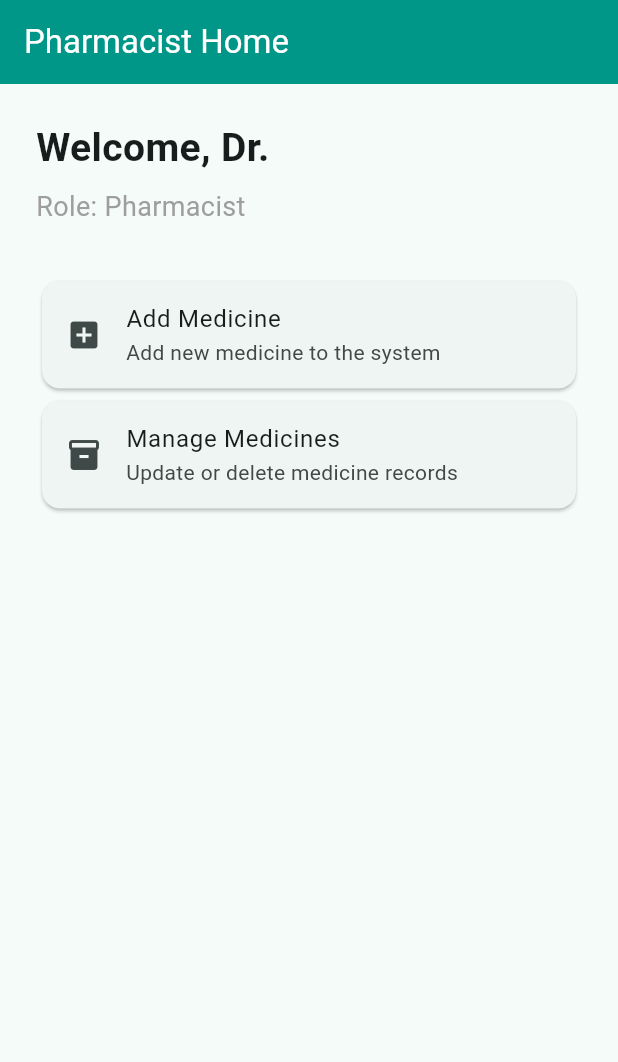
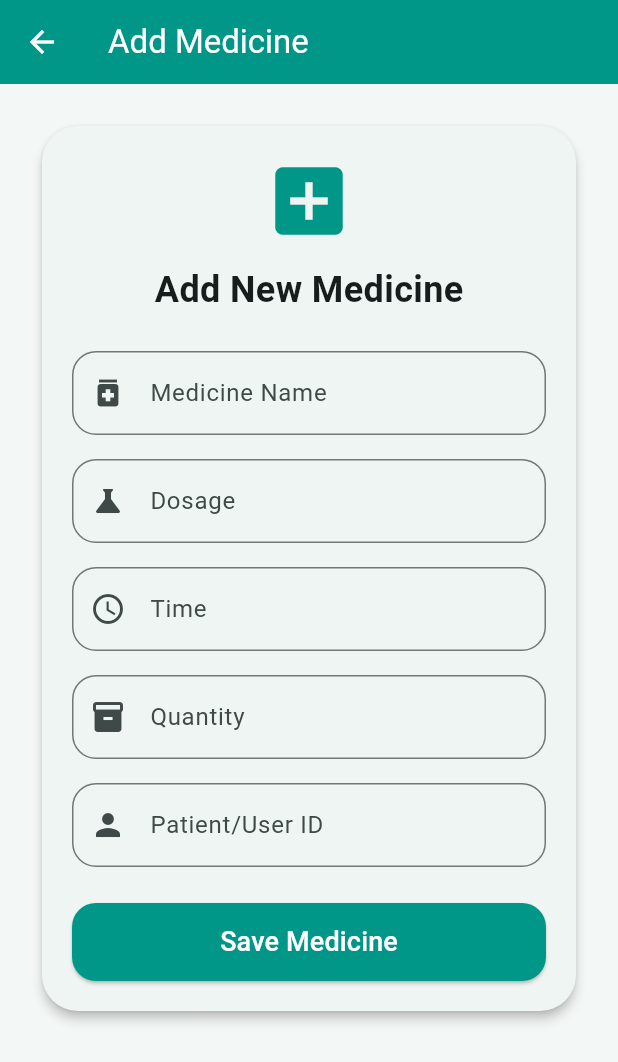
Before and after one commit to AboudEy96/bumduz-pharmacy, a Flutter app: the PharmacistHomeScreen screen opened directly with empty values, after a tap on "Add Medicine", on a phone screen of 412 x 824 dp. Shown: the top 1062 px of the screen. Run offline on Flutter 3.47's test engine with Material 3 defaults, Android fonts, the phone set to English and light mode, and no system bars; our stand-ins replace cloud_firestore; accounts and stored records are empty.

Commit message:
Add patient and pharmacist medicine UI pages

```diff
--- /dev/null
+++ b/lib/screens/patient/my_medicines_screen.dart
@@ -0,0 +1,74 @@
+import 'package:flutter/material.dart';
+
+class MyMedicinesScreen extends StatelessWidget {
+  const MyMedicinesScreen({super.key});
+
+  final List<Map<String, String>> medicines = const [
+    {
+      'name': 'Paracetamol',
+      'dosage': '500 mg',
+      'time': '08:00 AM',
+      'quantity': '12 tablets',
+    },
+    {
+      'name': 'Vitamin D',
+      'dosage': '1000 IU',
+      'time': '01:00 PM',
+      'quantity': '20 capsules',
+    },
+    {
+      'name': 'Amoxicillin',
+      'dosage': '250 mg',
+      'time': '09:00 PM',
+      'quantity': '8 capsules',
+    },
+  ];
+
+  @override
+  Widget build(BuildContext context) {
+    return Scaffold(
+      appBar: AppBar(
+        title: const Text('My Medicines'),
+        backgroundColor: Colors.teal,
+        foregroundColor: Colors.white,
+      ),
+      body: ListView.builder(
+        padding: const EdgeInsets.all(16),
+        itemCount: medicines.length,
+        itemBuilder: (context, index) {
+          final medicine = medicines[index];
+
+          return Card(
+            margin: const EdgeInsets.only(bottom: 12),
+            child: ListTile(
+              leading: const CircleAvatar(
+                backgroundColor: Color(0xFFE0F2F1),
+                child: Icon(
+                  Icons.medication,
+                  color: Colors.teal,
+                ),
+              ),
+              title: Text(
+                medicine['name']!,
+                style: const TextStyle(
+                  fontWeight: FontWeight.bold,
+                ),
+              ),
+              subtitle: Text(
+                'Dosage: ${medicine['dosage']}\nTime: ${medicine['time']}',
+              ),
+              trailing: Text(
+                medicine['quantity']!,
+                style: const TextStyle(
+                  color: Colors.grey,
+                  fontSize: 12,
+                ),
+              ),
+              isThreeLine: true,
+            ),
+          );
+        },
+      ),
+    );
+  }
+}
--- /dev/null
+++ b/lib/screens/pharmacist/add_medicine_screen.dart
@@ -0,0 +1,169 @@
+import 'package:flutter/material.dart';
+
+class AddMedicineScreen extends StatefulWidget {
+  const AddMedicineScreen({super.key});
+
+  @override
+  State<AddMedicineScreen> createState() => _AddMedicineScreenState();
+}
+
+class _AddMedicineScreenState extends State<AddMedicineScreen> {
+  final TextEditingController nameController = TextEditingController();
+  final TextEditingController dosageController = TextEditingController();
+  final TextEditingController timeController = TextEditingController();
+  final TextEditingController quantityController = TextEditingController();
+  final TextEditingController userIdController = TextEditingController();
+
+  void saveMedicine() {
+    final String name = nameController.text.trim();
+    final String dosage = dosageController.text.trim();
+    final String time = timeController.text.trim();
+    final String quantity = quantityController.text.trim();
+    final String userId = userIdController.text.trim();
+
+    if (name.isEmpty ||
+        dosage.isEmpty ||
+        time.isEmpty ||
+        quantity.isEmpty ||
+        userId.isEmpty) {
+      ScaffoldMessenger.of(context).showSnackBar(
+        const SnackBar(
+          content: Text('Please fill all fields'),
+        ),
+      );
+      return;
+    }
+
+    ScaffoldMessenger.of(context).showSnackBar(
+      const SnackBar(
+        content: Text('Medicine added successfully (Mock Data)'),
+      ),
+    );
+
+    nameController.clear();
+    dosageController.clear();
+    timeController.clear();
+    quantityController.clear();
+    userIdController.clear();
+  }
+
+  @override
+  void dispose() {
+    nameController.dispose();
+    dosageController.dispose();
+    timeController.dispose();
+    quantityController.dispose();
+    userIdController.dispose();
+    super.dispose();
+  }
+
+  Widget buildTextField({
+    required TextEditingController controller,
+    required String label,
+    required IconData icon,
+    TextInputType keyboardType = TextInputType.text,
+  }) {
+    return Padding(
+      padding: const EdgeInsets.only(bottom: 16),
+      child: TextField(
+        controller: controller,
+        keyboardType: keyboardType,
+        decoration: InputDecoration(
+          labelText: label,
+          prefixIcon: Icon(icon),
+          border: OutlineInputBorder(
+            borderRadius: BorderRadius.circular(16),
+          ),
+        ),
+      ),
+    );
+  }
+
+  @override
+  Widget build(BuildContext context) {
+    return Scaffold(
+      backgroundColor: const Color(0xFFF3F7F6),
+      appBar: AppBar(
+        title: const Text('Add Medicine'),
+        backgroundColor: Colors.teal,
+        foregroundColor: Colors.white,
+      ),
+      body: SingleChildScrollView(
+        padding: const EdgeInsets.all(24),
+        child: Card(
+          elevation: 3,
+          shape: RoundedRectangleBorder(
+            borderRadius: BorderRadius.circular(24),
+          ),
+          child: Padding(
+            padding: const EdgeInsets.all(20),
+            child: Column(
+              children: [
+                const Icon(
+                  Icons.add_box,
+                  size: 60,
+                  color: Colors.teal,
+                ),
+                const SizedBox(height: 12),
+                const Text(
+                  'Add New Medicine',
+                  style: TextStyle(
+                    fontSize: 24,
+                    fontWeight: FontWeight.bold,
+                  ),
+                ),
+                const SizedBox(height: 24),
+                buildTextField(
+                  controller: nameController,
+                  label: 'Medicine Name',
+                  icon: Icons.medication,
+                ),
+                buildTextField(
+                  controller: dosageController,
+                  label: 'Dosage',
+                  icon: Icons.science,
+                ),
+                buildTextField(
+                  controller: timeController,
+                  label: 'Time',
+                  icon: Icons.access_time,
+                ),
+                buildTextField(
+                  controller: quantityController,
+                  label: 'Quantity',
+                  icon: Icons.inventory,
+                  keyboardType: TextInputType.number,
+                ),
+                buildTextField(
+                  controller: userIdController,
+                  label: 'Patient/User ID',
+                  icon: Icons.person,
+                  keyboardType: TextInputType.number,
+                ),
+                const SizedBox(height: 8),
+                SizedBox(
+                  width: double.infinity,
+                  height: 52,
+                  child: ElevatedButton(
+                    onPressed: saveMedicine,
+                    style: ElevatedButton.styleFrom(
+                      backgroundColor: Colors.teal,
+                      foregroundColor: Colors.white,
+                      shape: RoundedRectangleBorder(
+                        borderRadius: BorderRadius.circular(16),
+                      ),
+                    ),
+                    child: const Text(
+                      'Save Medicine',
+                      style: TextStyle(fontSize: 18),
+                    ),
+                  ),
+                ),
+              ],
+            ),
+          ),
+        ),
+      ),
+    );
+  }
+}
--- /dev/null
+++ b/lib/screens/pharmacist/manage_medicines_screen.dart
@@ -0,0 +1,97 @@
+import 'package:flutter/material.dart';
+
+class ManageMedicinesScreen extends StatelessWidget {
+  const ManageMedicinesScreen({super.key});
+
+  final List<Map<String, String>> medicines = const [
+    {
+      'name': 'Paracetamol',
+      'dosage': '500 mg',
+      'time': '08:00 AM',
+      'quantity': '12',
+      'patient': 'Patient ID: 1',
+    },
+    {
+      'name': 'Vitamin D',
+      'dosage': '1000 IU',
+      'time': '01:00 PM',
+      'quantity': '20',
+      'patient': 'Patient ID: 1',
+    },
+    {
+      'name': 'Amoxicillin',
+      'dosage': '250 mg',
+      'time': '09:00 PM',
+      'quantity': '8',
+      'patient': 'Patient ID: 2',
+    },
+  ];
+
+  void showMockMessage(BuildContext context, String action) {
+    ScaffoldMessenger.of(context).showSnackBar(
+      SnackBar(
+        content: Text('$action feature is UI only (Mock Data)'),
+      ),
+    );
+  }
+
+  @override
+  Widget build(BuildContext context) {
+    return Scaffold(
+      backgroundColor: const Color(0xFFF3F7F6),
+      appBar: AppBar(
+        title: const Text('Manage Medicines'),
+        backgroundColor: Colors.teal,
+        foregroundColor: Colors.white,
+      ),
+      body: ListView.builder(
+        padding: const EdgeInsets.all(16),
+        itemCount: medicines.length,
+        itemBuilder: (context, index) {
+          final medicine = medicines[index];
+
+          return Card(
+            margin: const EdgeInsets.only(bottom: 12),
+            child: ListTile(
+              leading: const CircleAvatar(
+                backgroundColor: Color(0xFFE0F2F1),
+                child: Icon(
+                  Icons.inventory,
+                  color: Colors.teal,
+                ),
+              ),
+              title: Text(
+                medicine['name']!,
+                style: const TextStyle(
+                  fontWeight: FontWeight.bold,
+                ),
+              ),
+              subtitle: Text(
+                'Dosage: ${medicine['dosage']}\n'
+                'Time: ${medicine['time']}\n'
+                'Quantity: ${medicine['quantity']}\n'
+                '${medicine['patient']}',
+              ),
+              isThreeLine: true,
+              trailing: PopupMenuButton<String>(
+                onSelected: (value) {
+                  showMockMessage(context, value);
+                },
+                itemBuilder: (context) => const [
+                  PopupMenuItem(
+                    value: 'Update',
+                    child: Text('Update'),
+                  ),
+                  PopupMenuItem(
+                    value: 'Delete',
+                    child: Text('Delete'),
+                  ),
+                ],
+              ),
+            ),
+          );
+        },
+      ),
+    );
+  }
+}
--- a/lib/screens/pharmacist_home_screen.dart
+++ b/lib/screens/pharmacist_home_screen.dart
@@ -1,4 +1,6 @@
 import 'package:flutter/material.dart';
+import 'package:pharmacy/screens/pharmacist/add_medicine_screen.dart';
+import 'package:pharmacy/screens/pharmacist/manage_medicines_screen.dart';
 
 class PharmacistHomeScreen extends StatelessWidget {
   final String userName;
@@ -42,7 +44,14 @@ class PharmacistHomeScreen extends StatelessWidget {
                 leading: const Icon(Icons.add_box),
                 title: const Text('Add Medicine'),
                 subtitle: const Text('Add new medicine to the system'),
-                onTap: () {},
+                onTap: () {
+                  Navigator.push(
+                    context,
+                    MaterialPageRoute(
+                      builder: (_) => const AddMedicineScreen(),
+                    ),
+                  );
+                },
               ),
             ),
             Card(
@@ -50,7 +59,14 @@ class PharmacistHomeScreen extends StatelessWidget {
                 leading: const Icon(Icons.inventory),
                 title: const Text('Manage Medicines'),
                 subtitle: const Text('Update or delete medicine records'),
-                onTap: () {},
+                onTap: () {
+                  Navigator.push(
+                    context,
+                    MaterialPageRoute(
+                      builder: (_) => const ManageMedicinesScreen(),
+                    ),
+                  );
+                },
               ),
             ),
           ],
```
Also changed, not shown: lib/screens/patient/reminders_screen.dart (added, +68 -0 lines), lib/screens/patient_home_screen.dart (+18 -2 lines).
